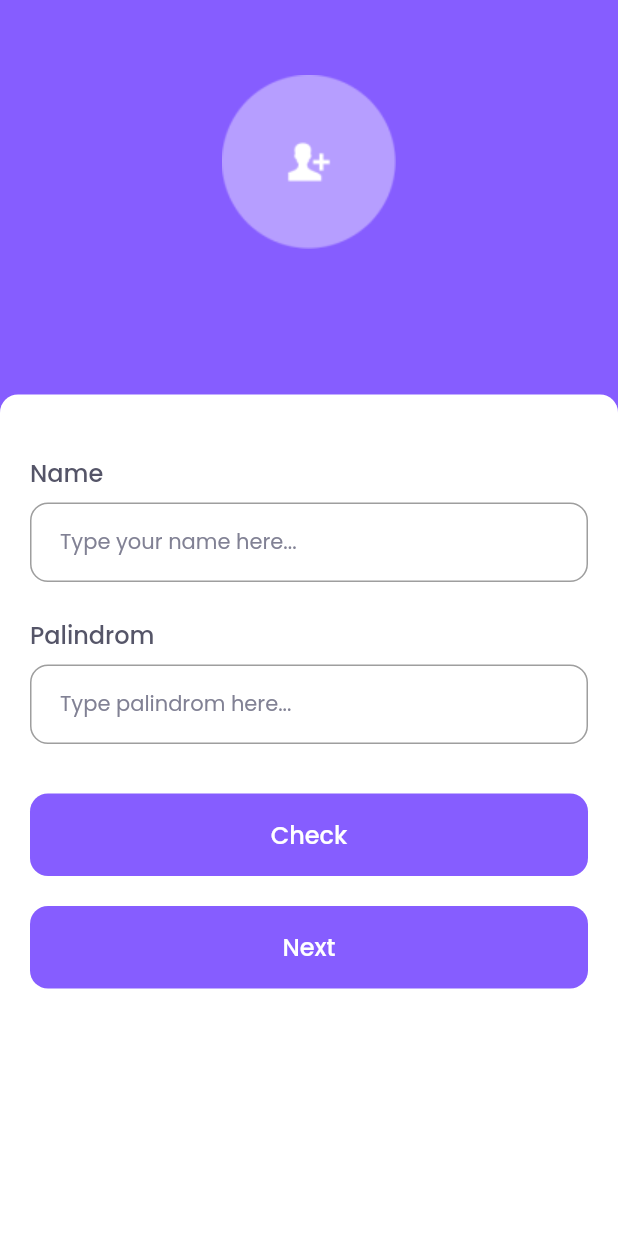
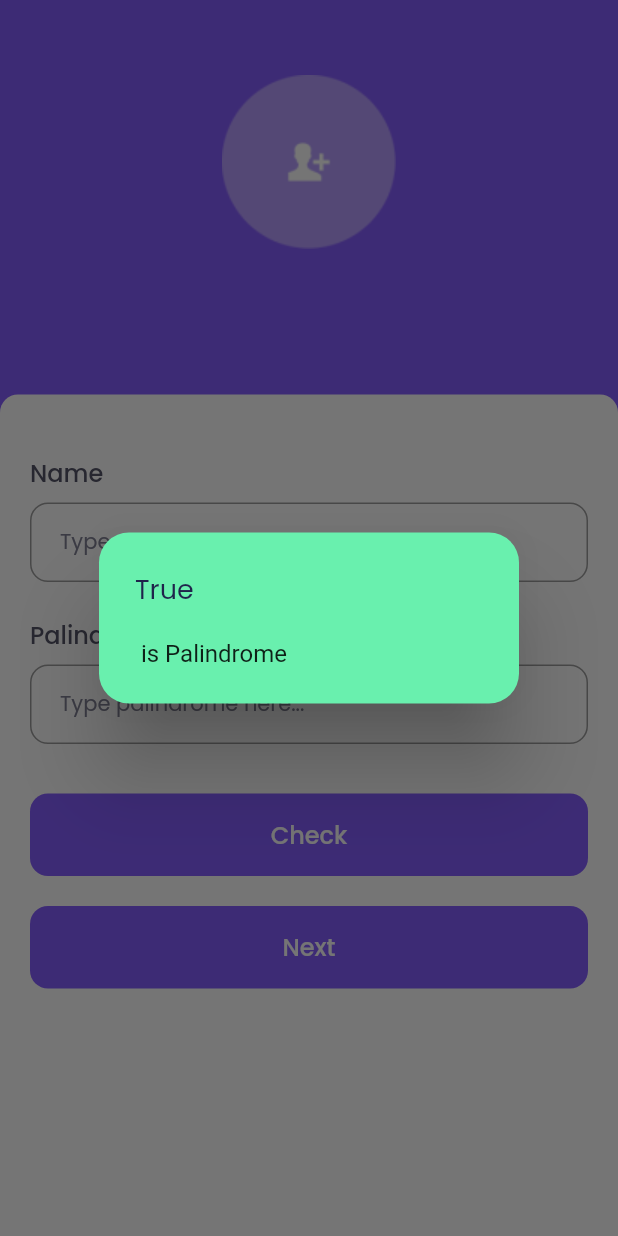
Before and after one commit to rizkydwitama/suitmedia_test_case, a Flutter app: the screen it shows after launch, after a tap on "Check", on a phone screen of 412 x 824 dp. Run offline on Flutter 3.47's test engine with Material 2 defaults, Android fonts, the phone set to English and light mode, and no system bars; our stand-ins replace google_fonts.

Commit message:
Add palindrome feature

```diff
--- a/lib/screens/first_screen.dart
+++ b/lib/screens/first_screen.dart
@@ -10,6 +10,12 @@ class FirstScreen extends StatefulWidget {
 }
 
 class _FirstScreenState extends State<FirstScreen> {
+
+  TextEditingController palindromeInput = TextEditingController();
+
+  bool isPalindrome(String palindrome){
+    return palindrome == palindrome.split('').reversed.join();
+  }
 
   @override
   Widget build(BuildContext context) {
@@ -67,7 +73,7 @@ class _FirstScreenState extends State<FirstScreen> {
                       ),
                       const SizedBox(height: 20,),
                       Text(
-                        'Palindrom',
+                        'Palindrome',
                         style: labelTextStyle,
                       ),
                       const SizedBox(height: 8,),
@@ -75,11 +81,12 @@ class _FirstScreenState extends State<FirstScreen> {
                         width: double.infinity,
                         height: 56,
                         child: TextFormField(
+                          controller: palindromeInput,
                             decoration: InputDecoration(
                               border: OutlineInputBorder(
                                   borderRadius: BorderRadius.circular(12)
                               ),
-                              hintText: 'Type palindrom here...',
+                              hintText: 'Type palindrome here...',
                               hintStyle: hintTextStyle,
                               contentPadding: const EdgeInsets.symmetric(
                                   horizontal: 20, vertical: 16
@@ -92,7 +99,34 @@ class _FirstScreenState extends State<FirstScreen> {
                         width: double.infinity,
                         height: 55,
                         child: TextButton(
-                          onPressed: () {},
+                          onPressed: () {
+                            isPalindrome(palindromeInput.text)?
+                            showDialog(
+                              context: context,
+                              builder: (context) => AlertDialog(
+                                title: const Text("True"),
+                                titleTextStyle: nameTextStyle,
+                                backgroundColor: Colors.greenAccent,
+                                shape: const RoundedRectangleBorder(
+                                    borderRadius: BorderRadius.all(Radius.circular(20))
+                                ),
+                                content: Text("${palindromeInput.text.toString()} is Palindrome"),
+                              )
+                            )
+                                :
+                            showDialog(
+                              context: context,
+                              builder: (context) => AlertDialog(
+                                title: const Text("False"),
+                                titleTextStyle: nameTextStyle,
+                                backgroundColor: Colors.redAccent,
+                                shape: const RoundedRectangleBorder(
+                                    borderRadius: BorderRadius.all(Radius.circular(20))
+                                ),
+                                content: Text("${palindromeInput.text.toString()} is not Palindrome"),
+                              )
+                            );
+                          },
                           style: TextButton.styleFrom(
                             backgroundColor: purpleColor,
                             shape: RoundedRectangleBorder(
--- a/lib/screens/third_screen.dart
+++ b/lib/screens/third_screen.dart
@@ -28,7 +28,7 @@ class _ThirdScreenState extends State<ThirdScreen> {
         itemBuilder: (context, index) {
           return Padding(
             padding: const EdgeInsets.symmetric(
-              vertical: 5
+              vertical: 10, horizontal: 10
             ),
             child: Container(
               width: double.infinity,
@@ -37,7 +37,7 @@ class _ThirdScreenState extends State<ThirdScreen> {
                 horizontal: 20
               ),
               decoration: BoxDecoration(
-                borderRadius: BorderRadius.circular(12),
+                borderRadius: BorderRadius.circular(15),
                 color: Colors.white
               ),
               child: Row(
```
